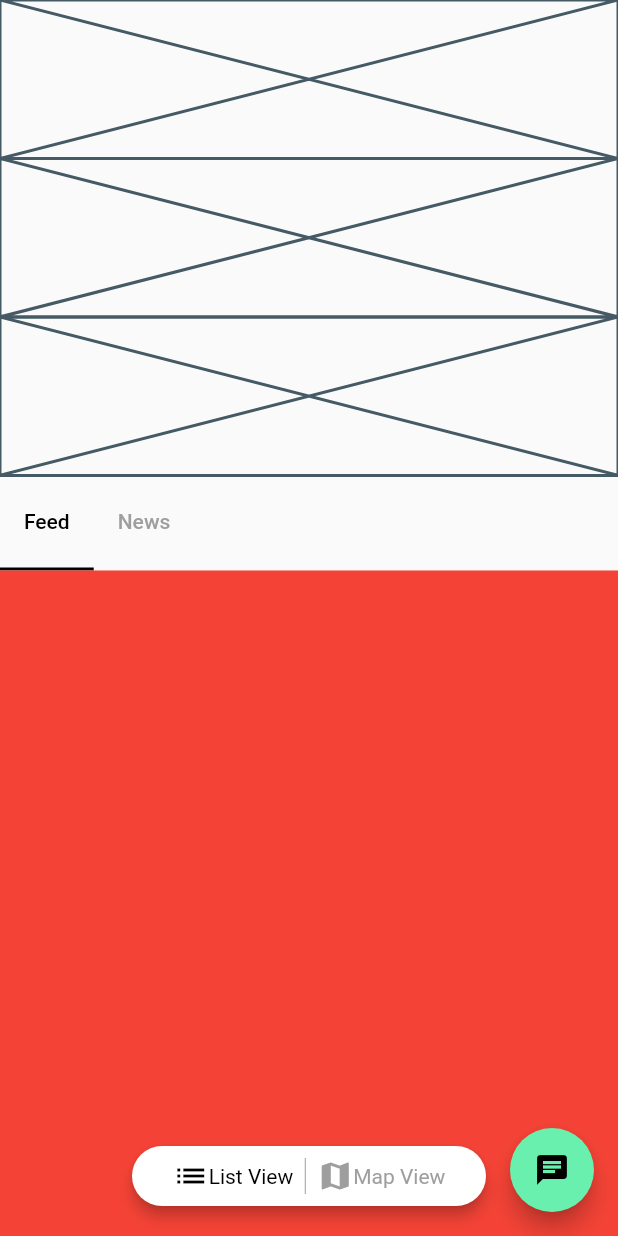
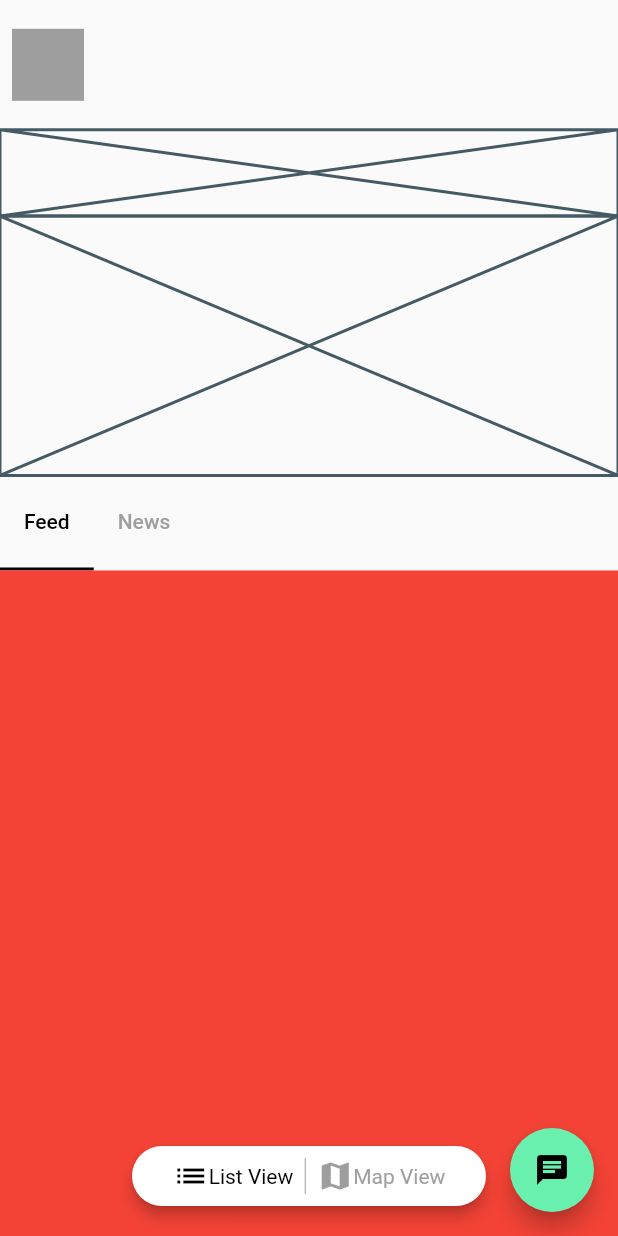
Before and after one commit to JAICHANGPARK/flutter_notebook_11th_story, a Flutter app: the screen it shows after launch, on a phone screen of 412 x 824 dp. Run offline on Flutter 3.47's test engine with Material 2 defaults, Android fonts, the phone set to English and light mode, and no system bars; our stand-ins replace backdrop, badges, flutter_inner_drawer, flutter_slidable, flutter_swiper, google_fonts.

Commit message:
Update irys_home_page.dart

```diff
--- a/lib/ep727_irys_mobile_app/ui/irys_home_page.dart
+++ b/lib/ep727_irys_mobile_app/ui/irys_home_page.dart
@@ -26,7 +26,6 @@ class _IrysHomePageState extends State<IrysHomePage> with SingleTickerProviderSt
       body: SafeArea(
         child: Stack(
           children: [
-
             Positioned(
                 child: Column(
               crossAxisAlignment: CrossAxisAlignment.start,
@@ -35,9 +34,25 @@ class _IrysHomePageState extends State<IrysHomePage> with SingleTickerProviderSt
                     flex: 5,
                     child: Column(
                       children: [
-                        Expanded(child: Placeholder()),
-                        Expanded(child: Placeholder()),
-                        Expanded(child: Placeholder()),
+                        Expanded(
+                            flex: 3,
+                            child: Padding(
+                              padding: const EdgeInsets.all(8.0),
+                              child: Row(
+                                children: [
+                                  Container(
+                                    height: 48,
+                                    width: 48,
+                                    decoration: BoxDecoration(
+                                      color: Colors.grey,
+
+                                    ),
+                                  ),
+                                ],
+                              ),
+                            )),
+                        Expanded(flex: 2, child: Placeholder()),
+                        Expanded(flex: 6, child: Placeholder()),
                       ],
                     )),
                 Expanded(
```
